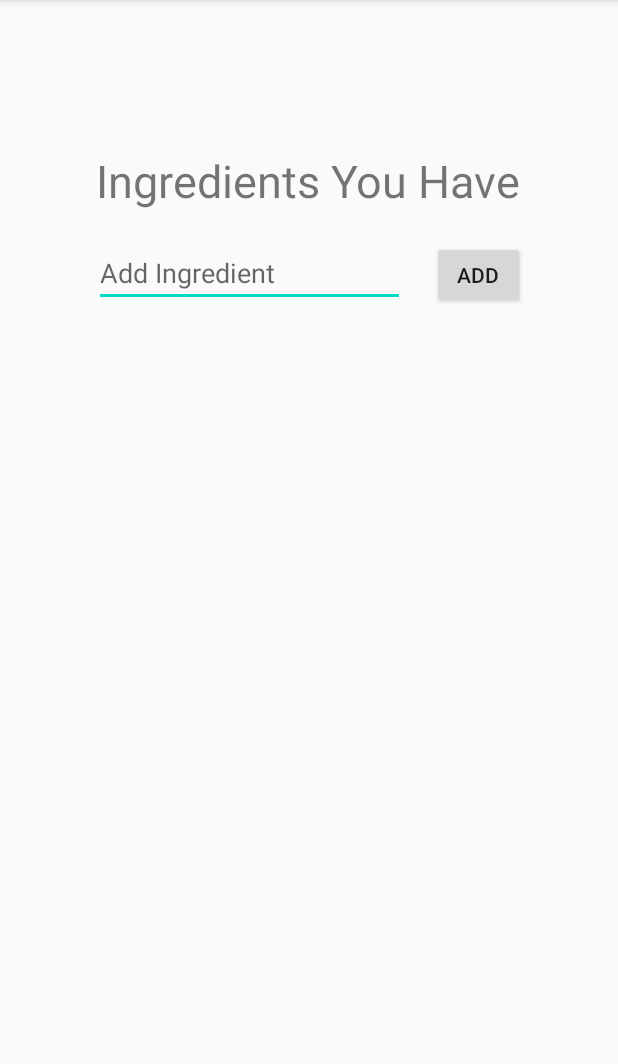
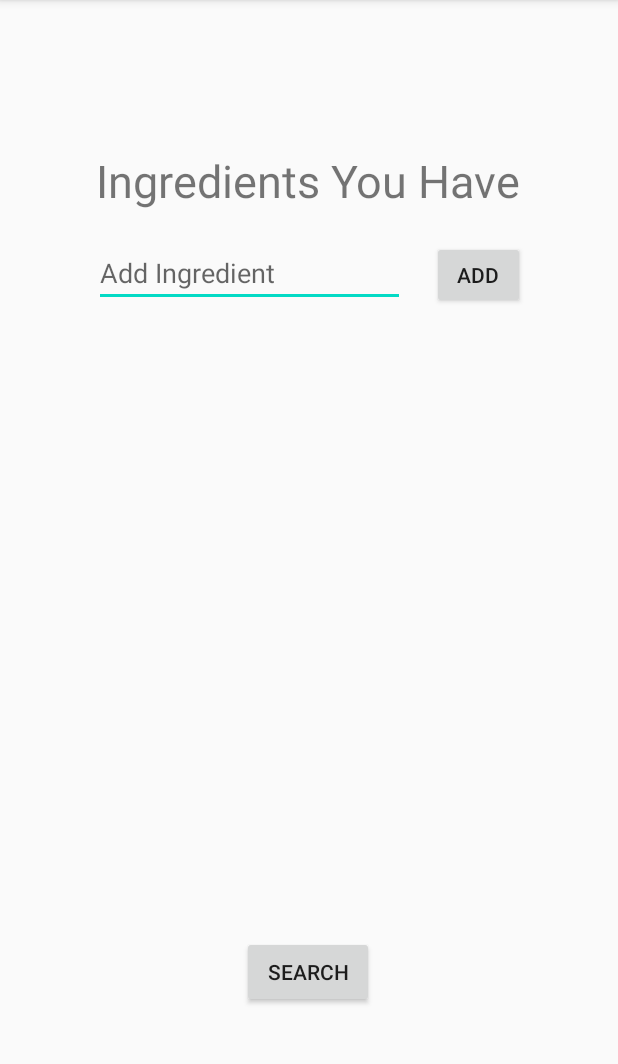
Before and after one commit to pix3lat0r/CPS731Project, an Android app: the IngredientList screen opened directly, with no data from a screen before it, on a phone screen of 412 x 824 dp, the part 84-1148 px from its top. Run offline under Robolectric (Android 15) with nearby library versions, the phone set to English and light mode, and no system bars; our stand-ins replace Firebase (no records; nobody signed in at launch, a user with empty details on screens opened directly).

Commit message:
added delete ingredient function and changed recyclerview

```diff
--- a/app/src/main/AndroidManifest.xml
+++ b/app/src/main/AndroidManifest.xml
@@ -11,7 +11,8 @@
         android:roundIcon="@mipmap/ic_launcher_round"
         android:supportsRtl="true"
         android:theme="@style/AppTheme">
-        <activity android:name=".ViewAccount"></activity>
+        <activity android:name=".ShowRecipe"></activity>
+        <activity android:name=".ViewAccount" />
         <activity android:name=".IngredientList" />
         <activity android:name=".Login" />
         <activity android:name=".MainActivity" />
--- /dev/null
+++ b/app/src/main/java/com/example/cps731project/IngredientAdapter.java
@@ -0,0 +1,43 @@
+package com.example.cps731project;
+
+import android.view.LayoutInflater;
+import android.view.View;
+import android.view.ViewGroup;
+import android.widget.TextView;
+
+import androidx.annotation.NonNull;
+import androidx.recyclerview.widget.RecyclerView;
+
+import com.firebase.ui.firestore.FirestoreRecyclerAdapter;
+import com.firebase.ui.firestore.FirestoreRecyclerOptions;
+
+public class IngredientAdapter extends FirestoreRecyclerAdapter<IngredientsModel, IngredientAdapter.IngridentViewHolder> {
+
+    public IngredientAdapter(@NonNull FirestoreRecyclerOptions<IngredientsModel> options) {
+        super(options);
+    }
+
+    @Override
+    protected void onBindViewHolder(@NonNull IngridentViewHolder holder, int position, @NonNull IngredientsModel model) {
+        holder.name.setText(model.getName());
+    }
+
+    @NonNull
+    @Override
+    public IngridentViewHolder onCreateViewHolder(@NonNull ViewGroup parent, int viewType) {
+        View view = LayoutInflater.from(parent.getContext()).inflate(R.layout.ingredient_list_view, parent, false);
+       return new IngridentViewHolder(view);
+    }
+
+    public void deleteItem(int position) {
+        getSnapshots().getSnapshot(position).getReference().delete();
+    }
+
+    class IngridentViewHolder extends RecyclerView.ViewHolder{
+        private TextView name;
+        public IngridentViewHolder(@NonNull View itemView) {
+            super(itemView);
+            name = itemView.findViewById(R.id.ingredient_name);
+        }
+    }
+}
--- a/app/src/main/java/com/example/cps731project/IngredientList.java
+++ b/app/src/main/java/com/example/cps731project/IngredientList.java
@@ -1,5 +1,6 @@
 package com.example.cps731project;
 
+import android.content.DialogInterface;
 import android.content.Intent;
 import android.os.Bundle;
 import android.util.Log;
@@ -11,7 +12,9 @@ import android.widget.EditText;
 import android.widget.TextView;
 import android.widget.Toast;
 import androidx.annotation.NonNull;
+import androidx.appcompat.app.AlertDialog;
 import androidx.appcompat.app.AppCompatActivity;
+import androidx.recyclerview.widget.ItemTouchHelper;
 import androidx.recyclerview.widget.LinearLayoutManager;
 import androidx.recyclerview.widget.RecyclerView;
 
@@ -19,9 +22,11 @@ import com.firebase.ui.firestore.FirestoreRecyclerAdapter;
 import com.firebase.ui.firestore.FirestoreRecyclerOptions;
 import com.google.android.gms.tasks.OnFailureListener;
 import com.google.android.gms.tasks.OnSuccessListener;
+import com.google.firebase.firestore.CollectionReference;
 import com.google.firebase.firestore.DocumentReference;
 import com.google.firebase.firestore.FirebaseFirestore;
 import com.google.firebase.firestore.Query;
+import com.google.firebase.firestore.QuerySnapshot;
 
 import java.util.HashMap;
 import java.util.Map;
@@ -30,23 +35,28 @@ public class IngredientList extends AppCompatActivity {
     public String ingredient;
 
     private FirebaseFirestore db;
+    private CollectionReference recipe;
     private static final String TAG = "IngredientList";
     private static final String KEY_TITLE = "name";
 
     private RecyclerView mFirestoreList;
-    FirestoreRecyclerAdapter adapter;
+    private IngredientAdapter adapter;
     private EditText ingred;
     private Button addBtn;
+    private Button search;
+    DocumentReference doc;
+    final String id = UserID.user_id;
 
     @Override
     protected void onCreate(Bundle savedInstanceState) {
         super.onCreate(savedInstanceState);
         setContentView(R.layout.activity_ingredient_list);
 
+
         db = FirebaseFirestore.getInstance();
+        recipe = db.collection("recipes");
 
         //Adding ingredients to Firestore
-        final String id = UserID.user_id;
         ingred = findViewById(R.id.addIngredient);
         addBtn = findViewById(R.id.btnAdd);
         addBtn.setOnClickListener(new View.OnClickListener() {
@@ -76,48 +86,63 @@ public class IngredientList extends AppCompatActivity {
             }
         });
 
-        //Displaying ingredients from Firestore
-        mFirestoreList = findViewById(R.id.recyclerView);
+        //calling recycler view method
+        setUpRecyclerView();
 
-        //Query
+
+        //search button
+       /* search = findViewById(R.id.btnsearch);
+        search.setOnClickListener(new View.OnClickListener() {
+            @Override
+            public void onClick(View v) {
+                recipe.get()
+                        .addOnSuccessListener(new OnSuccessListener<QuerySnapshot>() {
+                            @Override
+                            public void onSuccess(QuerySnapshot queryDocumentSnapshots) {
+                                db.collection("users").document(id).collection("ingredients").get()
+                                        .addOnSuccessListener(new OnSuccessListener<QuerySnapshot>() {
+                                            @Override
+                                            public void onSuccess(QuerySnapshot queryDocumentSnapshots) {
+
+                                            }
+                                        });
+                            }
+                        });
+            }
+        });*/
+
+    }
+
+
+    private void setUpRecyclerView(){
+
         Query query = db.collection("users").document(id).collection("ingredients");
 
-        //RecyclerOptions
         FirestoreRecyclerOptions<IngredientsModel> options = new FirestoreRecyclerOptions.Builder<IngredientsModel>()
                 .setQuery(query, IngredientsModel.class)
                 .build();
 
-        adapter = new FirestoreRecyclerAdapter<IngredientsModel, IngredientViewHolder>(options) {
+        adapter = new IngredientAdapter(options);
 
-            @NonNull
-            @Override
-            public IngredientViewHolder onCreateViewHolder(@NonNull ViewGroup parent, int viewType) {
-                View view = LayoutInflater.from(parent.getContext()).inflate(R.layout.ingredient_list_view, parent, false);
-                return new IngredientViewHolder(view);
-            }
-
-            @Override
-            protected void onBindViewHolder(@NonNull IngredientViewHolder holder, int position, @NonNull IngredientsModel model) {
-                holder.name.setText(model.getName());
-            }
-        };
-
+        mFirestoreList = findViewById(R.id.recyclerView);
         mFirestoreList.setHasFixedSize(true);
         mFirestoreList.setLayoutManager(new LinearLayoutManager(this));
         mFirestoreList.setAdapter(adapter);
 
+        new ItemTouchHelper(new ItemTouchHelper.SimpleCallback(0,
+                ItemTouchHelper.LEFT | ItemTouchHelper.RIGHT) {
+            @Override
+            public boolean onMove(@NonNull RecyclerView recyclerView, @NonNull RecyclerView.ViewHolder viewHolder, @NonNull RecyclerView.ViewHolder target) {
+                return false;
+            }
+
+            @Override
+            public void onSwiped(@NonNull RecyclerView.ViewHolder viewHolder, int direction) {
+                adapter.deleteItem(viewHolder.getAdapterPosition());
+            }
+        }).attachToRecyclerView(mFirestoreList);
+
     }
-
-    private class IngredientViewHolder extends RecyclerView.ViewHolder {
-
-        private TextView name;
-        public IngredientViewHolder(@NonNull View itemView) {
-            super(itemView);
-
-            name = itemView.findViewById(R.id.ingredient_name);
-        }
-    }
-
     @Override
     protected void onStart() {
         super.onStart();
--- a/app/src/main/res/layout/activity_ingredient_list.xml
+++ b/app/src/main/res/layout/activity_ingredient_list.xml
@@ -53,13 +53,26 @@
 
     <androidx.recyclerview.widget.RecyclerView
         android:id="@+id/recyclerView"
-        android:layout_width="286dp"
-        android:layout_height="384dp"
+        android:layout_width="293dp"
+        android:layout_height="243dp"
+        android:layout_marginTop="16dp"
+        app:layout_constraintBottom_toTopOf="@+id/btnsearch"
+        app:layout_constraintEnd_toEndOf="parent"
+        app:layout_constraintHorizontal_bias="0.53"
+        app:layout_constraintStart_toStartOf="parent"
+        app:layout_constraintTop_toBottomOf="@+id/addIngredient"
+        app:layout_constraintVertical_bias="0.0" />
+
+    <Button
+        android:id="@+id/btnsearch"
+        android:layout_width="wrap_content"
+        android:layout_height="wrap_content"
+        android:layout_marginTop="8dp"
+        android:text="Search"
         app:layout_constraintBottom_toBottomOf="parent"
         app:layout_constraintEnd_toEndOf="parent"
-        app:layout_constraintHorizontal_bias="0.485"
+        app:layout_constraintHorizontal_bias="0.498"
         app:layout_constraintStart_toStartOf="parent"
-        app:layout_constraintTop_toBottomOf="@+id/addIngredient"
-        app:layout_constraintVertical_bias="0.153" />
+        app:layout_constraintTop_toBottomOf="@+id/recyclerView" />
 
 </androidx.constraintlayout.widget.ConstraintLayout>
--- a/app/src/main/res/layout/activity_main.xml
+++ b/app/src/main/res/layout/activity_main.xml
@@ -68,7 +68,7 @@
         app:layout_constraintBottom_toBottomOf="parent"
         app:layout_constraintEnd_toEndOf="parent"
         app:layout_constraintStart_toStartOf="parent"
-        app:layout_constraintTop_toTopOf="parent"
-        app:navGraph="@navigation/my_nav" />
+        app:layout_constraintTop_toTopOf="parent"/>
+        <!--app:navGraph="@navigation/my_nav"-->
 
 </androidx.constraintlayout.widget.ConstraintLayout>
```
Also changed, not shown: app/src/main/java/com/example/cps731project/RecipeAdapter.java (added, +39 -0 lines), app/src/main/java/com/example/cps731project/RecipeModel.java (added, +39 -0 lines), app/src/main/java/com/example/cps731project/ShowRecipe.java (added, +48 -0 lines), app/src/main/res/layout/activity_show_recipe.xml (added, +17 -0 lines), app/src/main/res/layout/ingredient_list_view.xml (+16 -8 lines), app/src/main/res/layout/recipe_view.xml (added, +20 -0 lines), app/src/main/res/values/strings.xml (+9 -0 lines).
